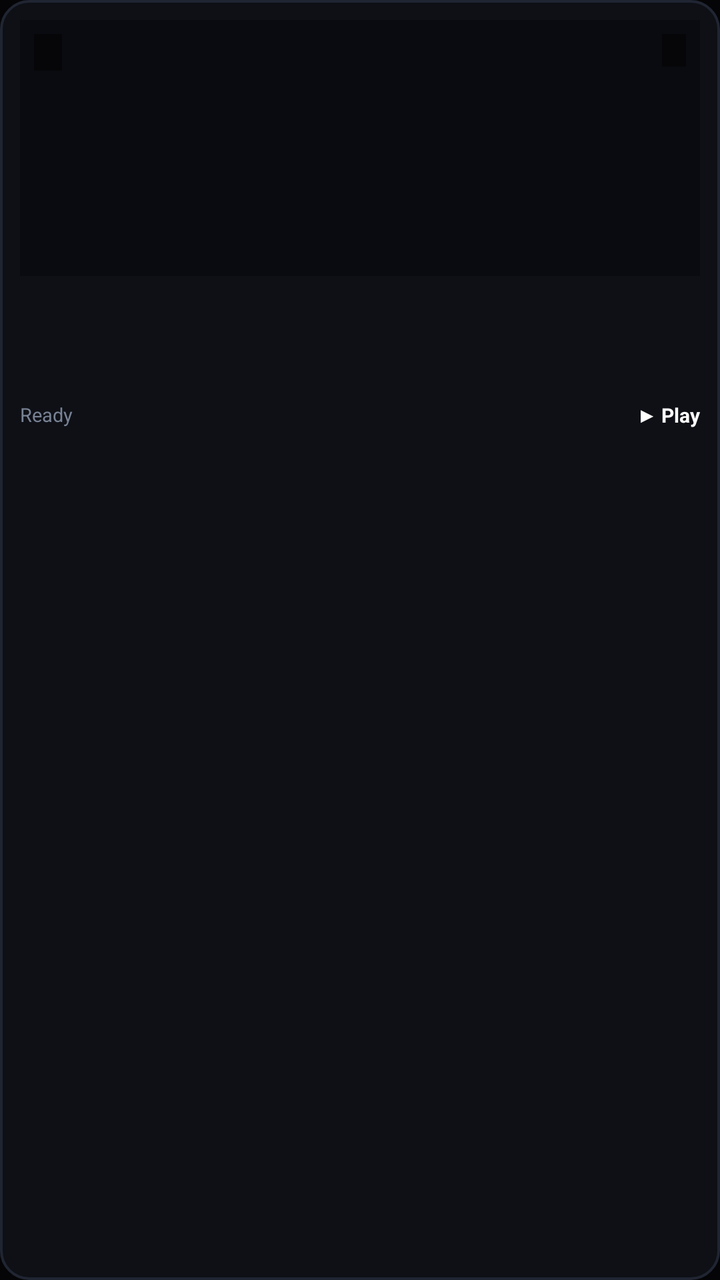
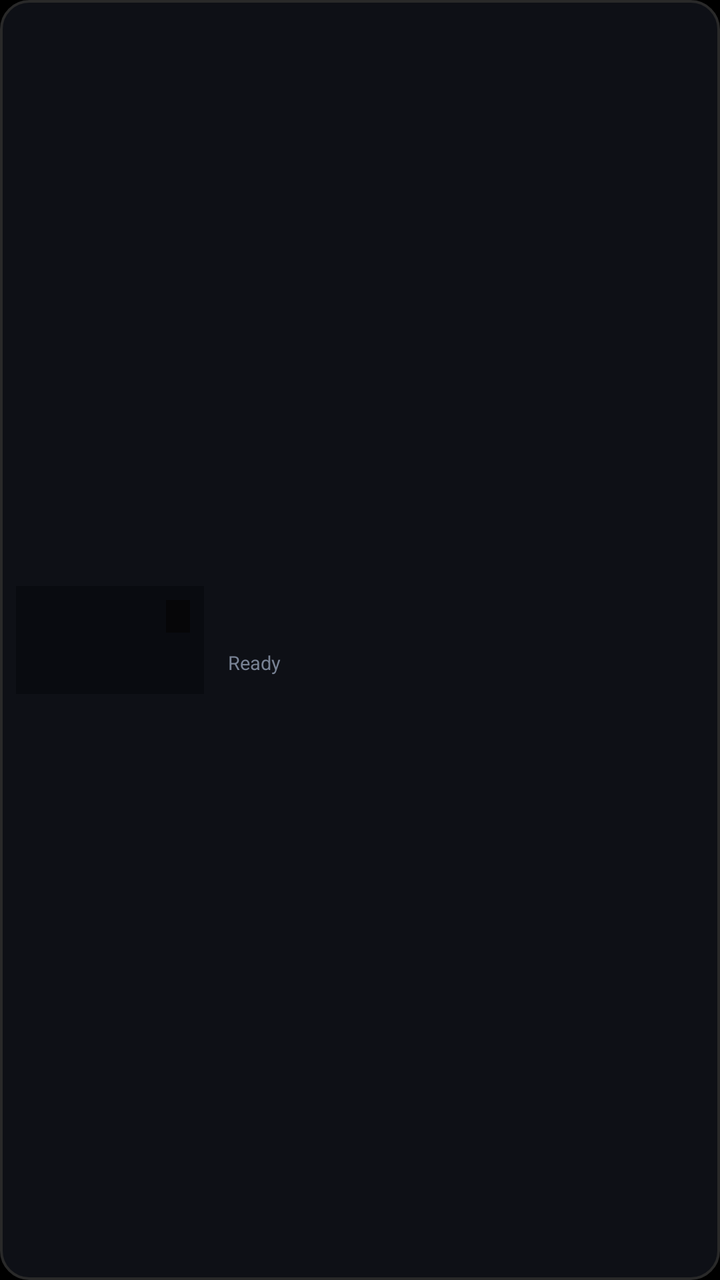

An Android layout rendered at two revisions. The XML below is the earlier revision; the diff shows what the commit changed to produce the second picture.
<!-- AndroidManifest.xml: application theme Theme.StreamFlix -->
<!-- res/layout/item_episode_card.xml -->
<?xml version="1.0" encoding="utf-8"?>
<LinearLayout xmlns:android="http://schemas.android.com/apk/res/android"
    android:layout_width="256dp"
    android:layout_height="wrap_content"
    android:layout_marginEnd="12dp"
    android:focusable="true"
    android:clickable="true"
    android:background="@drawable/bg_episode_card"
    android:orientation="vertical"
    android:padding="10dp">

    
    <FrameLayout
        android:layout_width="match_parent"
        android:layout_height="128dp"
        android:background="#090B10"
        android:clipToOutline="true">

        <ImageView
            android:id="@+id/epThumbnail"
            android:layout_width="match_parent"
            android:layout_height="match_parent"
            android:scaleType="centerCrop"
            android:contentDescription="Episode Thumbnail" />

        <TextView
            android:id="@+id/epFallbackText"
            android:layout_width="wrap_content"
            android:layout_height="wrap_content"
            android:layout_gravity="center"
            android:textColor="#64748B"
            android:textSize="11sp"
            android:visibility="gone" />

        <TextView
            android:id="@+id/epBadge"
            android:layout_width="wrap_content"
            android:layout_height="wrap_content"
            android:layout_gravity="top|start"
            android:layout_margin="7dp"
            android:paddingStart="7dp"
            android:paddingEnd="7dp"
            android:paddingTop="2.5dp"
            android:paddingBottom="2.5dp"
            android:background="#D0050507"
            android:textColor="#FFFFFF"
            android:textSize="9.5sp"
            android:textStyle="bold" />

        <TextView
            android:id="@+id/epWatchedBadge"
            android:layout_width="wrap_content"
            android:layout_height="wrap_content"
            android:layout_gravity="top|end"
            android:layout_margin="7dp"
            android:paddingStart="7dp"
            android:paddingEnd="7dp"
            android:paddingTop="2.5dp"
            android:paddingBottom="2.5dp"
            android:background="#D910B981"
            android:text="✓ WATCHED"
            android:textColor="#FFFFFF"
            android:textSize="8.5sp"
            android:textStyle="bold"
            android:visibility="gone" />

        <TextView
            android:id="@+id/epDate"
            android:layout_width="wrap_content"
            android:layout_height="wrap_content"
            android:layout_gravity="top|end"
            android:layout_margin="7dp"
            android:paddingStart="6dp"
            android:paddingEnd="6dp"
            android:paddingTop="2dp"
            android:paddingBottom="2dp"
            android:background="#CC050507"
            android:textColor="#CBD5E1"
            android:textSize="9sp" />

        <ProgressBar
            android:id="@+id/epProgressBar"
            style="?android:attr/progressBarStyleHorizontal"
            android:layout_width="match_parent"
            android:layout_height="3.5dp"
            android:layout_gravity="bottom"
            android:max="1000"
            android:progress="0"
            android:progressDrawable="@drawable/bg_resume_progress"
            android:visibility="gone" />
    </FrameLayout>

    <TextView
        android:id="@+id/epTitle"
        android:layout_width="match_parent"
        android:layout_height="wrap_content"
        android:layout_marginTop="8dp"
        android:textColor="#F8FAFC"
        android:textSize="12.5sp"
        android:textStyle="bold"
        android:maxLines="1"
        android:ellipsize="end" />

    <TextView
        android:id="@+id/epOverview"
        android:layout_width="match_parent"
        android:layout_height="28dp"
        android:layout_marginTop="3dp"
        android:textColor="#8E96A4"
        android:textSize="10sp"
        android:lineSpacingExtra="1.5dp"
        android:maxLines="2"
        android:ellipsize="end" />

    <LinearLayout
        android:layout_width="match_parent"
        android:layout_height="wrap_content"
        android:orientation="horizontal"
        android:gravity="center_vertical"
        android:layout_marginTop="6dp">

        <TextView
            android:id="@+id/epStatusMeta"
            android:layout_width="0dp"
            android:layout_height="wrap_content"
            android:layout_weight="1"
            android:text="Ready"
            android:textColor="#788294"
            android:textSize="9.5sp"
            android:maxLines="1"
            android:ellipsize="end" />

        <TextView
            android:id="@+id/epActionHint"
            android:layout_width="wrap_content"
            android:layout_height="wrap_content"
            android:text="▶ Play"
            android:textColor="#FFFFFF"
            android:textSize="10sp"
            android:textStyle="bold" />
    </LinearLayout>
</LinearLayout>
<!-- resources referenced by this layout -->
<resources>
  <!-- drawable bg_episode_card (drawable) -->
  <?xml version="1.0" encoding="utf-8"?>
  <selector xmlns:android="http://schemas.android.com/apk/res/android">
      <item android:state_focused="true">
          <shape android:shape="rectangle">
              <solid android:color="#171A24" />
              <stroke android:width="2.5dp" android:color="#FFFFFF" />
              <corners android:radius="14dp" />
          </shape>
      </item>
      <item>
          <shape android:shape="rectangle">
              <solid android:color="#0E1016" />
              <stroke android:width="1.2dp" android:color="#202532" />
              <corners android:radius="14dp" />
          </shape>
      </item>
  </selector>
  <!-- drawable bg_resume_progress (drawable) -->
  <?xml version="1.0" encoding="utf-8"?>
  <layer-list xmlns:android="http://schemas.android.com/apk/res/android">
      <item android:id="@android:id/background">
          <shape>
              <solid android:color="#38FFFFFF" />
              <corners android:radius="2dp" />
          </shape>
      </item>
      <item android:id="@android:id/progress">
          <clip>
              <shape>
                  <solid android:color="#FFFFFF" />
                  <corners android:radius="2dp" />
              </shape>
          </clip>
      </item>
  </layer-list>
  <style name="Theme.StreamFlix" parent="@android:style/Theme.NoTitleBar.Fullscreen">
          <item name="android:windowBackground">@color/obsidian_bg</item>
          <item name="android:colorBackground">@color/obsidian_bg</item>
          <item name="android:textColor">@color/text_primary</item>
      </style>
  <color name="obsidian_bg">#050507</color>
  <color name="text_primary">#F8FAFC</color>
</resources>

<!-- the commit's change to res/layout/item_episode_card.xml (unified diff, before → after) -->
@@ -1,142 +1,19 @@
-<?xml version="1.0" encoding="utf-8"?>
-<LinearLayout xmlns:android="http://schemas.android.com/apk/res/android"
-    android:layout_width="256dp"
-    android:layout_height="wrap_content"
-    android:layout_marginEnd="12dp"
-    android:focusable="true"
-    android:clickable="true"
-    android:background="@drawable/bg_episode_card"
-    android:orientation="vertical"
-    android:padding="10dp">
-
-    
-    <FrameLayout
-        android:layout_width="match_parent"
-        android:layout_height="128dp"
-        android:background="#090B10"
-        android:clipToOutline="true">
-
-        <ImageView
-            android:id="@+id/epThumbnail"
-            android:layout_width="match_parent"
-            android:layout_height="match_parent"
-            android:scaleType="centerCrop"
-            android:contentDescription="Episode Thumbnail" />
-
-        <TextView
-            android:id="@+id/epFallbackText"
-            android:layout_width="wrap_content"
-            android:layout_height="wrap_content"
-            android:layout_gravity="center"
-            android:textColor="#64748B"
-            android:textSize="11sp"
-            android:visibility="gone" />
-
-        <TextView
-            android:id="@+id/epBadge"
-            android:layout_width="wrap_content"
-            android:layout_height="wrap_content"
-            android:layout_gravity="top|start"
-            android:layout_margin="7dp"
-            android:paddingStart="7dp"
-            android:paddingEnd="7dp"
-            android:paddingTop="2.5dp"
-            android:paddingBottom="2.5dp"
-            android:background="#D0050507"
-            android:textColor="#FFFFFF"
-            android:textSize="9.5sp"
-            android:textStyle="bold" />
-
-        <TextView
-            android:id="@+id/epWatchedBadge"
-            android:layout_width="wrap_content"
-            android:layout_height="wrap_content"
-            android:layout_gravity="top|end"
-            android:layout_margin="7dp"
-            android:paddingStart="7dp"
-            android:paddingEnd="7dp"
-            android:paddingTop="2.5dp"
-            android:paddingBottom="2.5dp"
-            android:background="#D910B981"
-            android:text="✓ WATCHED"
-            android:textColor="#FFFFFF"
-            android:textSize="8.5sp"
-            android:textStyle="bold"
-            android:visibility="gone" />
-
-        <TextView
-            android:id="@+id/epDate"
-            android:layout_width="wrap_content"
-            android:layout_height="wrap_content"
-            android:layout_gravity="top|end"
-            android:layout_margin="7dp"
-            android:paddingStart="6dp"
-            android:paddingEnd="6dp"
-            android:paddingTop="2dp"
-            android:paddingBottom="2dp"
-            android:background="#CC050507"
-            android:textColor="#CBD5E1"
-            android:textSize="9sp" />
-
-        <ProgressBar
-            android:id="@+id/epProgressBar"
-            style="?android:attr/progressBarStyleHorizontal"
-            android:layout_width="match_parent"
-            android:layout_height="3.5dp"
-            android:layout_gravity="bottom"
-            android:max="1000"
-            android:progress="0"
-            android:progressDrawable="@drawable/bg_resume_progress"
-            android:visibility="gone" />
-    </FrameLayout>
-
-    <TextView
-        android:id="@+id/epTitle"
-        android:layout_width="match_parent"
-        android:layout_height="wrap_content"
-        android:layout_marginTop="8dp"
-        android:textColor="#F8FAFC"
-        android:textSize="12.5sp"
-        android:textStyle="bold"
-        android:maxLines="1"
-        android:ellipsize="end" />
-
-    <TextView
-        android:id="@+id/epOverview"
-        android:layout_width="match_parent"
-        android:layout_height="28dp"
-        android:layout_marginTop="3dp"
-        android:textColor="#8E96A4"
-        android:textSize="10sp"
-        android:lineSpacingExtra="1.5dp"
-        android:maxLines="2"
-        android:ellipsize="end" />
-
-    <LinearLayout
-        android:layout_width="match_parent"
-        android:layout_height="wrap_content"
-        android:orientation="horizontal"
-        android:gravity="center_vertical"
-        android:layout_marginTop="6dp">
-
-        <TextView
-            android:id="@+id/epStatusMeta"
-            android:layout_width="0dp"
-            android:layout_height="wrap_content"
-            android:layout_weight="1"
-            android:text="Ready"
-            android:textColor="#788294"
-            android:textSize="9.5sp"
-            android:maxLines="1"
-            android:ellipsize="end" />
-
-        <TextView
-            android:id="@+id/epActionHint"
-            android:layout_width="wrap_content"
-            android:layout_height="wrap_content"
-            android:text="▶ Play"
-            android:textColor="#FFFFFF"
-            android:textSize="10sp"
-            android:textStyle="bold" />
+<?xml version='1.0' encoding='utf-8'?>
+<LinearLayout xmlns:android="http://schemas.android.com/apk/res/android" android:layout_width="match_parent" android:layout_height="76dp" android:layout_marginEnd="0dp" android:focusable="true" android:clickable="true" android:background="@drawable/bg_episode_card" android:orientation="horizontal" android:padding="8dp" android:layout_marginBottom="6dp" android:gravity="center_vertical">
+  <FrameLayout android:layout_width="94dp" android:layout_height="54dp" android:background="#090B10" android:clipToOutline="true">
+    <ImageView android:id="@+id/epThumbnail" android:layout_width="match_parent" android:layout_height="match_parent" android:scaleType="centerCrop" android:contentDescription="Episode Thumbnail" />
+    <TextView android:id="@+id/epFallbackText" android:layout_width="wrap_content" android:layout_height="wrap_content" android:layout_gravity="center" android:textColor="#64748B" android:textSize="11sp" android:visibility="gone" />
+    <TextView android:id="@+id/epBadge" android:layout_width="wrap_content" android:layout_height="wrap_content" android:layout_gravity="top|start" android:layout_margin="7dp" android:paddingStart="7dp" android:paddingEnd="7dp" android:paddingTop="2.5dp" android:paddingBottom="2.5dp" android:background="#D0050507" android:textColor="#FFFFFF" android:textSize="9.5sp" android:textStyle="bold" android:visibility="gone" />
+    <TextView android:id="@+id/epWatchedBadge" android:layout_width="wrap_content" android:layout_height="wrap_content" android:layout_gravity="top|end" android:layout_margin="7dp" android:paddingStart="7dp" android:paddingEnd="7dp" android:paddingTop="2.5dp" android:paddingBottom="2.5dp" android:background="#D910B981" android:text="✓ WATCHED" android:textColor="#FFFFFF" android:textSize="8.5sp" android:textStyle="bold" android:visibility="gone" />
+    <TextView android:id="@+id/epDate" android:layout_width="wrap_content" android:layout_height="wrap_content" android:layout_gravity="top|end" android:layout_margin="7dp" android:paddingStart="6dp" android:paddingEnd="6dp" android:paddingTop="2dp" android:paddingBottom="2dp" android:background="#CC050507" android:textColor="#CBD5E1" android:textSize="9sp" />
+    <ProgressBar android:id="@+id/epProgressBar" style="?android:attr/progressBarStyleHorizontal" android:layout_width="match_parent" android:layout_height="3.5dp" android:layout_gravity="bottom" android:max="1000" android:progress="0" android:progressDrawable="@drawable/bg_resume_progress" android:visibility="gone" />
+  </FrameLayout>
+  <LinearLayout android:layout_width="0dp" android:layout_height="wrap_content" android:layout_weight="1" android:layout_marginStart="12dp" android:orientation="vertical">
+    <TextView android:id="@+id/epTitle" android:layout_width="match_parent" android:layout_height="wrap_content" android:layout_marginTop="0dp" android:textColor="#F8FAFC" android:textSize="12sp" android:textStyle="bold" android:maxLines="1" android:ellipsize="end" />
+    <TextView android:id="@+id/epOverview" android:layout_width="match_parent" android:layout_height="28dp" android:layout_marginTop="3dp" android:textColor="#8E96A4" android:textSize="10sp" android:lineSpacingExtra="1.5dp" android:maxLines="2" android:ellipsize="end" android:visibility="gone" />
+    <LinearLayout android:layout_width="match_parent" android:layout_height="wrap_content" android:orientation="horizontal" android:gravity="center_vertical" android:layout_marginTop="6dp">
+      <TextView android:id="@+id/epStatusMeta" android:layout_width="0dp" android:layout_height="wrap_content" android:layout_weight="1" android:text="Ready" android:textColor="#788294" android:textSize="9.5sp" android:maxLines="1" android:ellipsize="end" />
+      <TextView android:id="@+id/epActionHint" android:layout_width="wrap_content" android:layout_height="wrap_content" android:text="▶ Play" android:textColor="#FFFFFF" android:textSize="10sp" android:textStyle="bold" android:visibility="gone" />
     </LinearLayout>
+  </LinearLayout>
 </LinearLayout>
<!-- resource entries referenced after the edit -->
@@ -13,7 +13,7 @@
       <item>
           <shape android:shape="rectangle">
               <solid android:color="#0E1016" />
-              <stroke android:width="1.2dp" android:color="#202532" />
+              <stroke android:width="1.2dp" android:color="#292929" />
               <corners android:radius="14dp" />
           </shape>
       </item>
@@ -41,7 +41,7 @@
           <item name="android:colorBackground">@color/obsidian_bg</item>
           <item name="android:textColor">@color/text_primary</item>
       </style>
-  <color name="obsidian_bg">#050507</color>
+  <color name="obsidian_bg">#000000</color>
   <color name="text_primary">#F8FAFC</color>
 </resources>
 
